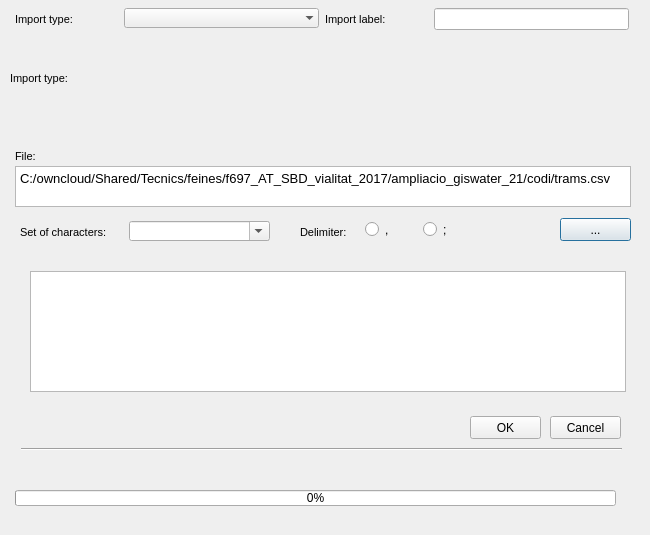
First picture: the form in ui/csv2pg.ui, repository Giswater/giswater_qgis_plugin, before the edit.
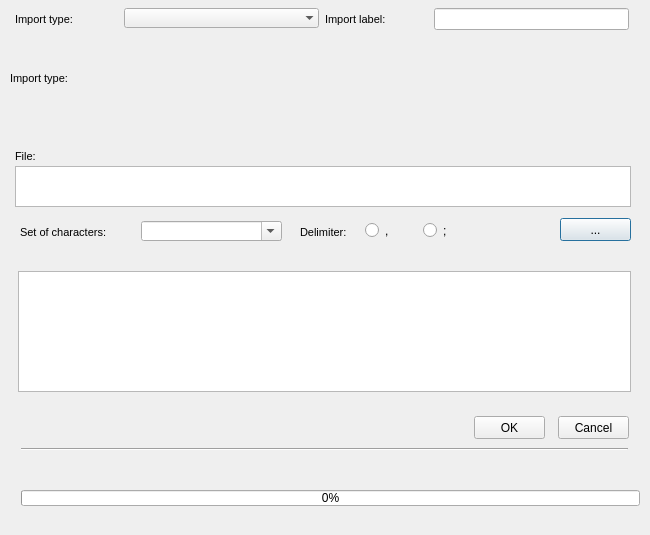
Second picture: the form after the edit.

```diff
--- a/ui/csv2pg.ui
+++ b/ui/csv2pg.ui
@@ -29,8 +29,8 @@
     <string>&lt;!DOCTYPE HTML PUBLIC &quot;-//W3C//DTD HTML 4.0//EN&quot; &quot;http://www.w3.org/TR/REC-html40/strict.dtd&quot;&gt;
 &lt;html&gt;&lt;head&gt;&lt;meta name=&quot;qrichtext&quot; content=&quot;1&quot; /&gt;&lt;style type=&quot;text/css&quot;&gt;
 p, li { white-space: pre-wrap; }
-&lt;/style&gt;&lt;/head&gt;&lt;body style=&quot; font-family:'MS Shell Dlg 2'; font-size:8.25pt; font-weight:400; font-style:normal;&quot;&gt;
-&lt;p style=&quot; margin-top:0px; margin-bottom:0px; margin-left:0px; margin-right:0px; -qt-block-indent:0; text-indent:0px;&quot;&gt;&lt;span style=&quot; font-family:'Ubuntu'; font-size:10pt;&quot;&gt;C:/owncloud/Shared/Tecnics/feines/f697_AT_SBD_vialitat_2017/ampliacio_giswater_21/codi/trams.csv&lt;/span&gt;&lt;/p&gt;&lt;/body&gt;&lt;/html&gt;</string>
+&lt;/style&gt;&lt;/head&gt;&lt;body style=&quot; font-family:'MS Shell Dlg 2'; font-size:7.5pt; font-weight:400; font-style:normal;&quot;&gt;
+&lt;p style=&quot;-qt-paragraph-type:empty; margin-top:0px; margin-bottom:0px; margin-left:0px; margin-right:0px; -qt-block-indent:0; text-indent:0px; font-size:8pt;&quot;&gt;&lt;br /&gt;&lt;/p&gt;&lt;/body&gt;&lt;/html&gt;</string>
    </property>
   </widget>
   <widget class="QPushButton" name="btn_file_csv">
@@ -86,7 +86,7 @@
   <widget class="QPushButton" name="btn_accept">
    <property name="geometry">
     <rect>
-     <x>470</x>
+     <x>474</x>
      <y>416</y>
      <width>71</width>
      <height>23</height>
@@ -99,7 +99,7 @@
   <widget class="QPushButton" name="btn_cancel">
    <property name="geometry">
     <rect>
-     <x>550</x>
+     <x>558</x>
      <y>416</y>
      <width>71</width>
      <height>23</height>
@@ -112,9 +112,9 @@
   <widget class="QProgressBar" name="progressBar">
    <property name="geometry">
     <rect>
-     <x>15</x>
+     <x>21</x>
      <y>490</y>
-     <width>601</width>
+     <width>619</width>
      <height>16</height>
     </rect>
    </property>
@@ -130,7 +130,7 @@
     <rect>
      <x>21</x>
      <y>441</y>
-     <width>601</width>
+     <width>607</width>
      <height>16</height>
     </rect>
    </property>
@@ -245,7 +245,7 @@
    <property name="geometry">
     <rect>
      <x>365</x>
-     <y>221</y>
+     <y>222</y>
      <width>36</width>
      <height>17</height>
     </rect>
@@ -259,7 +259,7 @@
     <rect>
      <x>20</x>
      <y>221</y>
-     <width>101</width>
+     <width>118</width>
      <height>22</height>
     </rect>
    </property>
@@ -294,7 +294,7 @@
   <widget class="QComboBox" name="cmb_unicode_list">
    <property name="geometry">
     <rect>
-     <x>129</x>
+     <x>141</x>
      <y>221</y>
      <width>141</width>
      <height>20</height>
@@ -317,7 +317,7 @@
    <property name="geometry">
     <rect>
      <x>423</x>
-     <y>221</y>
+     <y>222</y>
      <width>36</width>
      <height>17</height>
     </rect>
@@ -366,9 +366,9 @@
   <widget class="QTableView" name="tbl_csv">
    <property name="geometry">
     <rect>
-     <x>30</x>
+     <x>18</x>
      <y>271</y>
-     <width>596</width>
+     <width>613</width>
      <height>121</height>
     </rect>
    </property>
```
Left out of the diff: 6 changed lines with no effect on the pictures.
